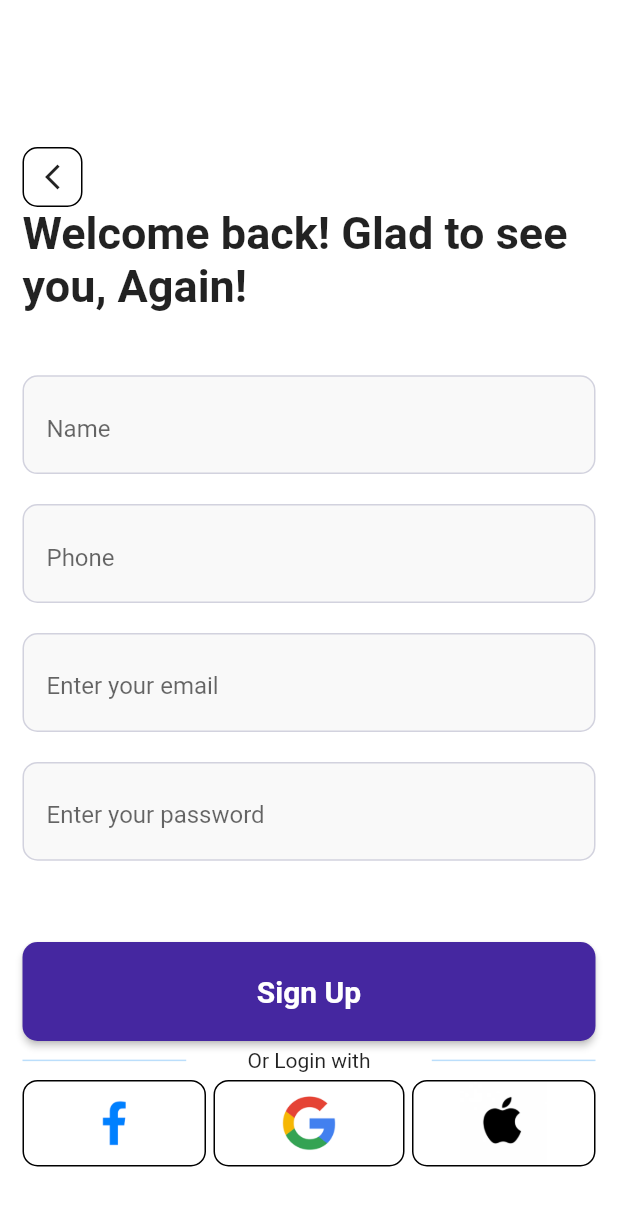
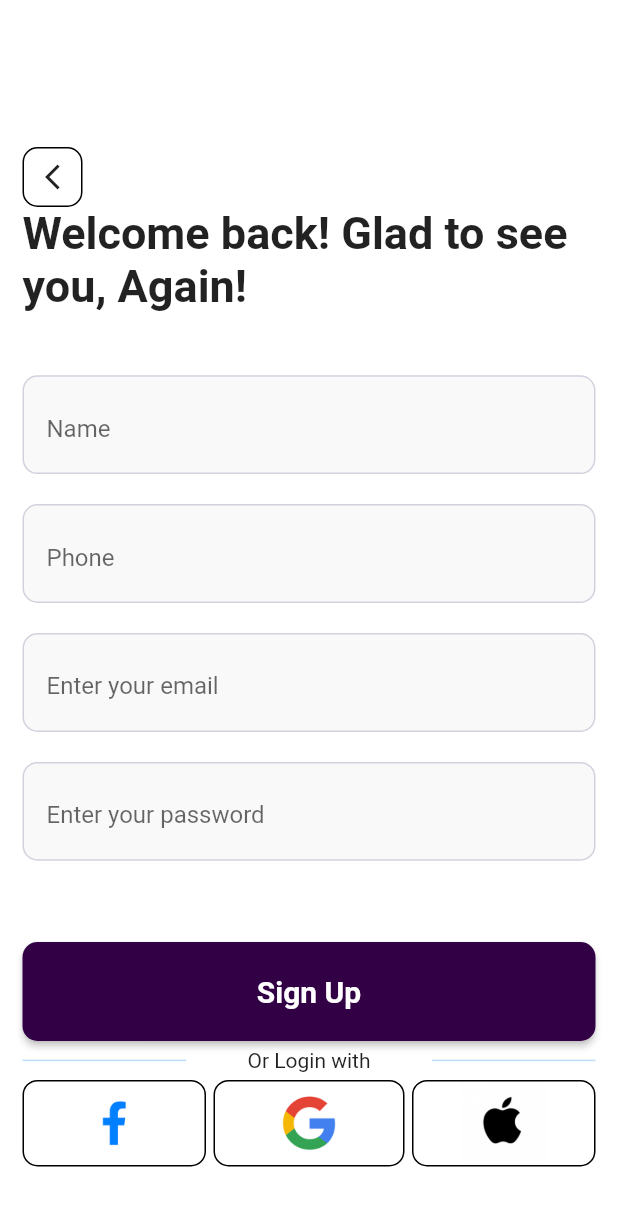
Before and after one commit to MohamedTarek19/task_3, a Flutter app: the screen it shows after launch, after a tap on "login", after a tap on "Register now", on a phone screen of 412 x 824 dp. Shown: the top 1206 px of the screen. Run offline on Flutter 3.47's test engine with Material 2 defaults, Android fonts, the phone set to English and light mode, and no system bars; our stand-ins replace bloc, cloud_firestore, firebase_auth, firebase_core, firebase_storage, flutter_bloc and 1 more; accounts and stored records are empty.

Commit message:
task6 update2

```diff
--- a/lib/main.dart
+++ b/lib/main.dart
@@ -43,9 +43,9 @@ class MyApp extends StatelessWidget {
       debugShowCheckedModeBanner: false,
       theme: ThemeData(
         primarySwatch: const MaterialColor(
-          0xff0e108d, // 0% comes in here, this will be color picked if no shade is selected when defining a Color property which doesn’t require a swatch.
+          0xff31004a, // 0% comes in here, this will be color picked if no shade is selected when defining a Color property which doesn’t require a swatch.
           <int, Color>{
-            50: Color(0xff0e1050 ),//10%
+            50: Color(0xff31004a),//10%
             100: Color(0xffb74c3a),//20%
             200: Color(0xffa04332),//30%
             300: Color(0xff89392b),//40%
@@ -156,7 +156,7 @@ class _MyHomePageState extends State<MyHomePage> {
             blurRadius: 7,
             offset: const Offset(0, 3), // changes position of shadow
           ),
-        ], color: Colors.deepPurple[900],
+        ], color: Color(0xff31004a),
             borderRadius: BorderRadius.circular(40)),
         child: BottomNavigationBar(
           selectedItemColor: Colors.white,
--- a/lib/view/new_login.dart
+++ b/lib/view/new_login.dart
@@ -130,7 +130,7 @@ class NewLoginScreen extends StatelessWidget {
                             return ElevatedButton(
                               style: ElevatedButton.styleFrom(
                                   backgroundColor:
-                                  Colors.deepPurple[800],
+                                  Color(0xff310045),
                                   shape: RoundedRectangleBorder(
                                       borderRadius:
                                       BorderRadius.circular(10)),
--- a/lib/view/new_signup.dart
+++ b/lib/view/new_signup.dart
@@ -185,7 +185,7 @@ class NewSignUpScreen extends StatelessWidget {
                             return ElevatedButton(
                               style: ElevatedButton.styleFrom(
                                   backgroundColor:
-                                  Colors.deepPurple[800],
+                                  Color(0xff310045),
                                   shape: RoundedRectangleBorder(
                                       borderRadius:
                                       BorderRadius.circular(
--- a/lib/widgets/item.dart
+++ b/lib/widgets/item.dart
@@ -57,7 +57,7 @@ class Item extends StatelessWidget {
                     width: MediaQuery.of(context).size.width * 0.3,
                     height: MediaQuery.of(context).size.height * 0.04,
                     decoration: const BoxDecoration(
-                      color: Colors.purple,
+                      color: Color(0xff310045),
                       borderRadius: BorderRadius.only(
                           topLeft: Radius.circular(10),
                           bottomLeft: Radius.circular(10)),
```
